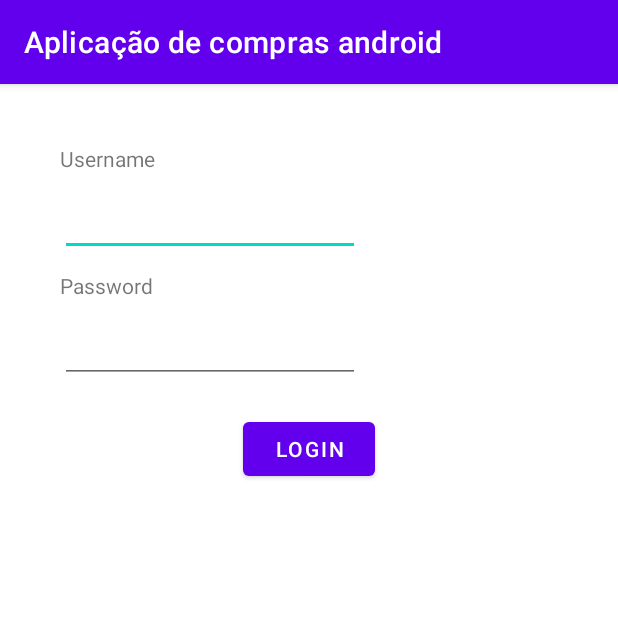
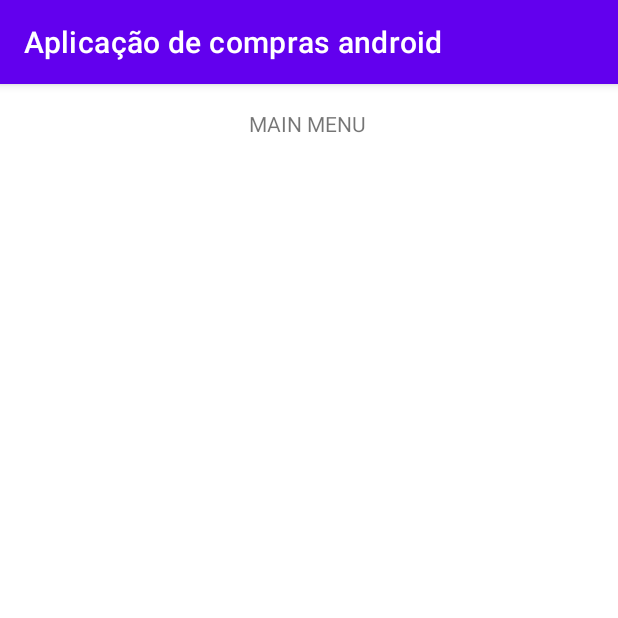
Before and after one commit to NunoTorradas/Aplicacao_de_compras, an Android app: the activity_login screen opened directly, with no data from a screen before it, after a tap on "LOGIN", on a phone screen of 412 x 824 dp, the top half of it. Run offline under Robolectric (Android 15) with nearby library versions, the phone set to English and light mode, and no system bars; 3 statements that could not run were skipped.

Commit message:
main menu
1 bug por resolver

```diff
--- a/app/src/main/AndroidManifest.xml
+++ b/app/src/main/AndroidManifest.xml
@@ -11,6 +11,9 @@
         android:supportsRtl="true"
         android:theme="@style/Theme.AplicaçãoDeComprasAndroid"
         tools:targetApi="31">
+        <activity
+            android:name=".Main_menu"
+            android:exported="false" />
         <activity
             android:name=".activity_login"
             android:exported="false" />
--- /dev/null
+++ b/app/src/main/java/com/oteusite/aplicaodecomprasandroid/Main_menu.java
@@ -0,0 +1,34 @@
+package com.oteusite.aplicaodecomprasandroid;
+
+import androidx.appcompat.app.AppCompatActivity;
+
+import android.database.sqlite.SQLiteDatabase;
+import android.os.Bundle;
+import android.widget.EditText;
+import android.widget.Toast;
+
+public class Main_menu extends AppCompatActivity {
+
+    EditText editTextUsername, editTextPassword;
+
+    @Override
+    protected void onCreate(Bundle savedInstanceState) {
+        super.onCreate(savedInstanceState);
+        setContentView(R.layout.activity_main_menu);
+
+        String username = editTextUsername.getText().toString();
+        String password = editTextPassword.getText().toString();
+
+        //DatabaseHelper dbHelper = new DatabaseHelper(Main_menu.this);
+        SQLiteDatabase db = dbHelper.getReadableDatabase();
+
+        String[] projection = {
+                DatabaseHelper.COLUMN_USERNAME
+        };
+        String selection = DatabaseHelper.COLUMN_USERNAME;
+
+    }
+
+
+
+}
--- a/app/src/main/java/com/oteusite/aplicaodecomprasandroid/RegisterActivity.java
+++ b/app/src/main/java/com/oteusite/aplicaodecomprasandroid/RegisterActivity.java
@@ -2,6 +2,7 @@ package com.oteusite.aplicaodecomprasandroid;
 
 import androidx.appcompat.app.AppCompatActivity;
 
+import android.content.Intent;
 import android.os.Bundle;
 import android.view.View;
 import android.widget.Button;
@@ -35,6 +36,7 @@ public class RegisterActivity extends AppCompatActivity {
                 if (success) {
                     Toast.makeText(RegisterActivity.this, "Registration successful!", Toast.LENGTH_SHORT).show();
                     // TODO: Navigate to next screen
+                    Login();
                 } else {
                     Toast.makeText(RegisterActivity.this, "Registration failed. Please try again.", Toast.LENGTH_SHORT).show();
                 }
@@ -42,4 +44,8 @@ public class RegisterActivity extends AppCompatActivity {
             }
         });
     }
+    public void Login(){
+        Intent intent = new Intent(this, activity_login.class);
+        startActivity(intent);
+    }
 }
--- a/app/src/main/java/com/oteusite/aplicaodecomprasandroid/activity_login.java
+++ b/app/src/main/java/com/oteusite/aplicaodecomprasandroid/activity_login.java
@@ -1,4 +1,5 @@
 package com.oteusite.aplicaodecomprasandroid;
+import android.content.Intent;
 import android.database.Cursor;
 import android.database.sqlite.SQLiteDatabase;
 import android.os.Bundle;
@@ -51,10 +52,15 @@ public class activity_login extends AppCompatActivity {
                 if (cursor.moveToFirst()) {
                     Toast.makeText(activity_login.this, "Login successful!", Toast.LENGTH_SHORT).show();
                     // TODO: Navigate to next screen
+                    MainMenu();
                 } else {
                     Toast.makeText(activity_login.this, "Invalid username or password.", Toast.LENGTH_SHORT).show();
                 }
             }
         });
     }
+    public void MainMenu(){
+        Intent intent = new Intent(this, Main_menu.class);
+        startActivity(intent);
+    }
 }
--- /dev/null
+++ b/app/src/main/res/layout/activity_main_menu.xml
@@ -0,0 +1,20 @@
+<?xml version="1.0" encoding="utf-8"?>
+<androidx.constraintlayout.widget.ConstraintLayout xmlns:android="http://schemas.android.com/apk/res/android"
+    xmlns:app="http://schemas.android.com/apk/res-auto"
+    xmlns:tools="http://schemas.android.com/tools"
+    android:layout_width="match_parent"
+    android:layout_height="match_parent"
+    tools:context=".Main_menu">
+
+    <TextView
+        android:id="@+id/textView"
+        android:layout_width="wrap_content"
+        android:layout_height="wrap_content"
+        android:text="MAIN MENU"
+        app:layout_constraintBottom_toBottomOf="parent"
+        app:layout_constraintEnd_toEndOf="parent"
+        app:layout_constraintHorizontal_bias="0.498"
+        app:layout_constraintStart_toStartOf="parent"
+        app:layout_constraintTop_toTopOf="parent"
+        app:layout_constraintVertical_bias="0.022" />
+</androidx.constraintlayout.widget.ConstraintLayout>
```
